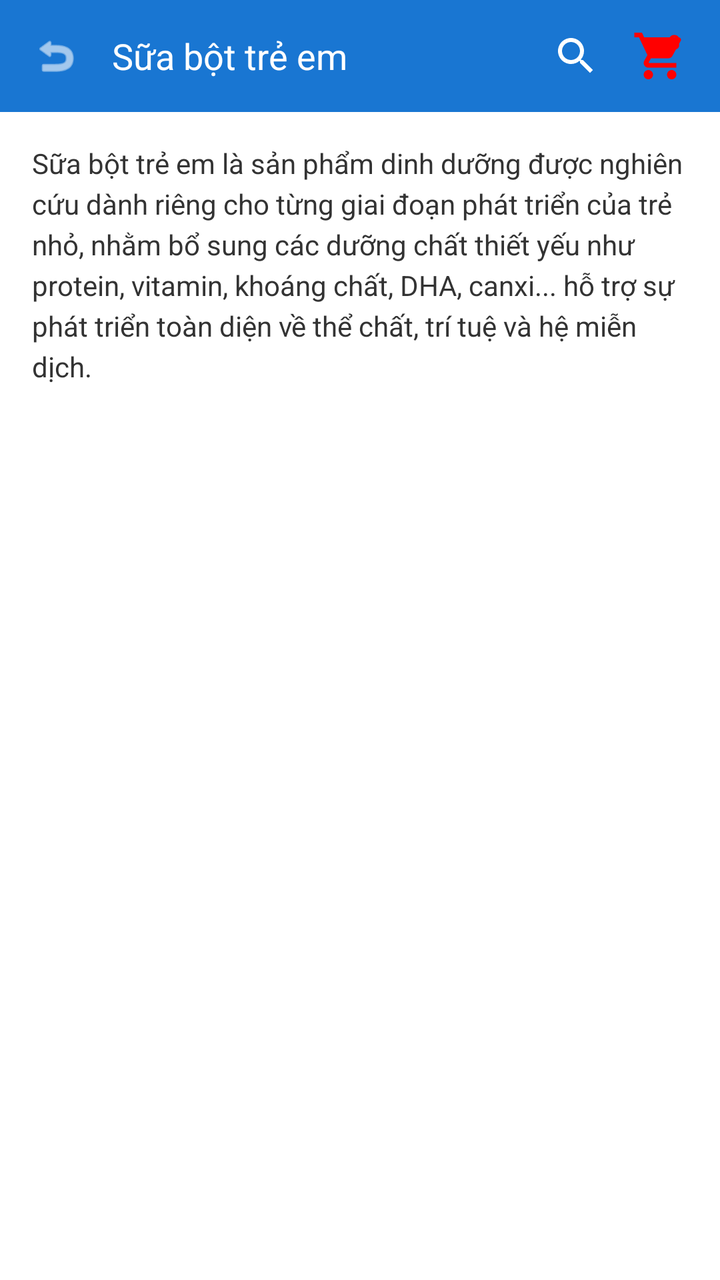
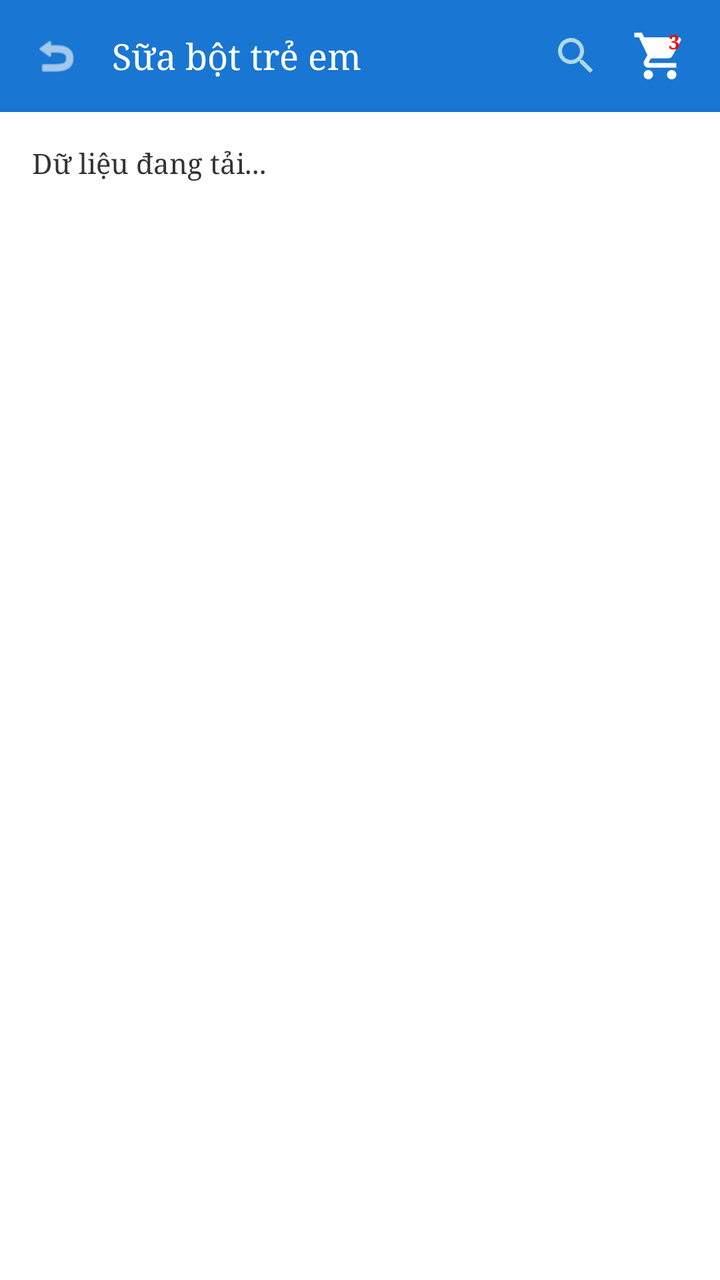

Screens rendered from an Android XML layout before and after an edit, with the pre-edit source and the edit as a unified diff.
<!-- AndroidManifest.xml: application theme Theme.DuAnNhom -->
<!-- res/layout/activity_category_detail.xml -->
<?xml version="1.0" encoding="utf-8"?>
<RelativeLayout xmlns:android="http://schemas.android.com/apk/res/android"
    xmlns:app="http://schemas.android.com/apk/res-auto"
    android:layout_width="match_parent"
    android:layout_height="match_parent"
    android:background="#FFFFFF">

    
    <RelativeLayout
        android:id="@+id/rlHeader"
        android:layout_width="match_parent"
        android:layout_height="56dp"
        android:background="#1976D2"
        android:paddingLeft="16dp"
        android:paddingRight="16dp">

        <ImageView
            android:id="@+id/btnBack"
            android:layout_width="24dp"
            android:layout_height="24dp"
            android:layout_centerVertical="true"
            android:src="@android:drawable/ic_menu_revert"
            app:tint="#FFFFFF" />

        <TextView
            android:id="@+id/tvTitle"
            android:layout_width="wrap_content"
            android:layout_height="wrap_content"
            android:layout_centerVertical="true"
            android:layout_marginLeft="16dp"
            android:layout_toEndOf="@id/btnBack"
            android:text="Sữa bột trẻ em"
            android:textColor="#FFFFFF"
            android:textSize="18sp" />

        <LinearLayout
            android:layout_width="wrap_content"
            android:layout_height="wrap_content"
            android:layout_alignParentEnd="true"
            android:layout_centerVertical="true"
            android:gravity="center_vertical"
            android:orientation="horizontal">

            <ImageView
                android:id="@+id/ivSearchCategoryDetail"
                android:layout_width="24dp"
                android:layout_height="24dp"
                android:src="@drawable/ic_search"
                android:clickable="true"
                android:focusable="true"
                app:tint="#FFFFFF" />

            <FrameLayout
                android:layout_width="wrap_content"
                android:layout_height="wrap_content"
                android:layout_marginLeft="16dp">

                <ImageView
                    android:layout_width="28dp"
                    android:layout_height="28dp"
                    android:src="@drawable/ic_cart" />

                <TextView
                    android:layout_width="14dp"
                    android:layout_height="14dp"
                    android:layout_gravity="top|end"
                    android:gravity="center"
                    android:text="3"
                    android:textColor="#FF0000"
                    android:textSize="10sp"
                    android:textStyle="bold" />
            </FrameLayout>
        </LinearLayout>
    </RelativeLayout>

    <ScrollView
        android:layout_width="match_parent"
        android:layout_height="match_parent"
        android:layout_below="@id/rlHeader">

        <LinearLayout
            android:layout_width="match_parent"
            android:layout_height="wrap_content"
            android:orientation="vertical"
            android:padding="16dp">

            <TextView
                android:layout_width="match_parent"
                android:layout_height="wrap_content"
                android:lineSpacingExtra="4dp"
                android:text="Sữa bột trẻ em là sản phẩm dinh dưỡng được nghiên cứu dành riêng cho từng giai đoạn phát triển của trẻ nhỏ, nhằm bổ sung các dưỡng chất thiết yếu như protein, vitamin, khoáng chất, DHA, canxi... hỗ trợ sự phát triển toàn diện về thể chất, trí tuệ và hệ miễn dịch."
                android:textColor="#333333"
                android:textSize="14sp" />

            <androidx.recyclerview.widget.RecyclerView
                android:id="@+id/rvCategoryProducts"
                android:layout_width="match_parent"
                android:layout_height="wrap_content"
                android:layout_marginTop="24dp"
                android:nestedScrollingEnabled="false" />

        </LinearLayout>
    </ScrollView>

</RelativeLayout>
<!-- resources referenced by this layout -->
<resources>
  <!-- drawable ic_cart (drawable) -->
  <vector xmlns:android="http://schemas.android.com/apk/res/android"
      android:width="24dp"
      android:height="24dp"
      android:viewportWidth="24"
      android:viewportHeight="24">
      <path
          android:fillColor="#FF0000"
          android:pathData="M7,18c-1.1,0 -1.99,0.9 -1.99,2S5.9,22 7,22s2,-0.9 2,-2 -0.9,-2 -2,-2zM1,2v2h2l3.6,7.59 -1.35,2.45c-0.16,0.28 -0.25,0.61 -0.25,0.96 0,1.1 0.9,2 2,2h12v-2L7.42,15c-0.14,0 -0.25,-0.11 -0.25,-0.25l0.03,-0.12 0.9,-1.63h7.45c0.75,0 1.41,-0.41 1.75,-1.03l3.58,-6.49c0.08,-0.14 0.12,-0.31 0.12,-0.48 0,-0.55 -0.45,-1 -1,-1L5.21,4l-0.94,-2L1,2zM17,18c-1.1,0 -1.99,0.9 -1.99,2s0.89,2 1.99,2 2,-0.9 2,-2 -0.9,-2 -2,-2z" />
  </vector>
  <!-- drawable ic_search (drawable) -->
  <vector xmlns:android="http://schemas.android.com/apk/res/android"
      android:width="24dp"
      android:height="24dp"
      android:viewportWidth="24"
      android:viewportHeight="24">
      <path
          android:fillColor="#000000"
          android:pathData="M15.5,14h-0.79l-0.28,-0.27C15.41,12.59 16,11.11 16,9.5 16,5.91 13.09,3 9.5,3S3,5.91 3,9.5 5.91,16 9.5,16c1.61,0 3.09,-0.59 4.23,-1.57l0.27,0.28v0.79l5,4.99L20.49,19l-4.99,-5zM9.5,14C7.01,14 5,11.99 5,9.5S7.01,5 9.5,5 14,7.01 14,9.5 11.99,14 9.5,14z" />
  </vector>
  <style name="Theme.DuAnNhom" parent="Base.Theme.DuAnNhom" />
  <style name="Base.Theme.DuAnNhom" parent="Theme.Material3.DayNight.NoActionBar">
          
          
      </style>
</resources>

<!-- the commit's change to res/layout/activity_category_detail.xml (unified diff, before → after) -->
@@ -31,7 +31,8 @@
             android:layout_toEndOf="@id/btnBack"
             android:text="Sữa bột trẻ em"
             android:textColor="#FFFFFF"
-            android:textSize="18sp" />
+            android:textSize="18sp"
+            android:fontFamily="serif"/> 
 
         <LinearLayout
             android:layout_width="wrap_content"
@@ -48,7 +49,7 @@
                 android:src="@drawable/ic_search"
                 android:clickable="true"
                 android:focusable="true"
-                app:tint="#FFFFFF" />
+                app:tint="#ADD8E6" />
 
             <FrameLayout
                 android:layout_width="wrap_content"
@@ -58,7 +59,8 @@
                 <ImageView
                     android:layout_width="28dp"
                     android:layout_height="28dp"
-                    android:src="@drawable/ic_cart" />
+                    android:src="@drawable/ic_cart"
+                    app:tint="#FFFFFF" />
 
                 <TextView
                     android:layout_width="14dp"
@@ -68,7 +70,8 @@
                     android:text="3"
                     android:textColor="#FF0000"
                     android:textSize="10sp"
-                    android:textStyle="bold" />
+                    android:textStyle="bold"
+                    android:fontFamily="serif" />
             </FrameLayout>
         </LinearLayout>
     </RelativeLayout>
@@ -84,13 +87,16 @@
             android:orientation="vertical"
             android:padding="16dp">
 
+            
             <TextView
+                android:id="@+id/tvDescription"
                 android:layout_width="match_parent"
                 android:layout_height="wrap_content"
                 android:lineSpacingExtra="4dp"
-                android:text="Sữa bột trẻ em là sản phẩm dinh dưỡng được nghiên cứu dành riêng cho từng giai đoạn phát triển của trẻ nhỏ, nhằm bổ sung các dưỡng chất thiết yếu như protein, vitamin, khoáng chất, DHA, canxi... hỗ trợ sự phát triển toàn diện về thể chất, trí tuệ và hệ miễn dịch."
+                android:text="Dữ liệu đang tải..."
                 android:textColor="#333333"
-                android:textSize="14sp" />
+                android:textSize="14sp"
+                android:fontFamily="serif" />
 
             <androidx.recyclerview.widget.RecyclerView
                 android:id="@+id/rvCategoryProducts"
<!-- resource entries referenced after the edit -->
@@ -20,10 +20,17 @@
           android:fillColor="#000000"
           android:pathData="M15.5,14h-0.79l-0.28,-0.27C15.41,12.59 16,11.11 16,9.5 16,5.91 13.09,3 9.5,3S3,5.91 3,9.5 5.91,16 9.5,16c1.61,0 3.09,-0.59 4.23,-1.57l0.27,0.28v0.79l5,4.99L20.49,19l-4.99,-5zM9.5,14C7.01,14 5,11.99 5,9.5S7.01,5 9.5,5 14,7.01 14,9.5 11.99,14 9.5,14z" />
   </vector>
-  <style name="Theme.DuAnNhom" parent="Base.Theme.DuAnNhom" />
+  <style name="Theme.DuAnNhom" parent="Base.Theme.DuAnNhom">
+          <item name="bottomNavigationStyle">@style/Widget.App.BottomNavigationView</item>
+      </style>
   <style name="Base.Theme.DuAnNhom" parent="Theme.Material3.DayNight.NoActionBar">
           
-          
+      </style>
+  <style name="Widget.App.BottomNavigationView" parent="Widget.Material3.BottomNavigationView">
+          <item name="itemActiveIndicatorStyle">@style/App.BottomNavigationView.ActiveIndicator</item>
+      </style>
+  <style name="App.BottomNavigationView.ActiveIndicator" parent="">
+          <item name="android:color">@android:color/transparent</item>
       </style>
 </resources>
 
